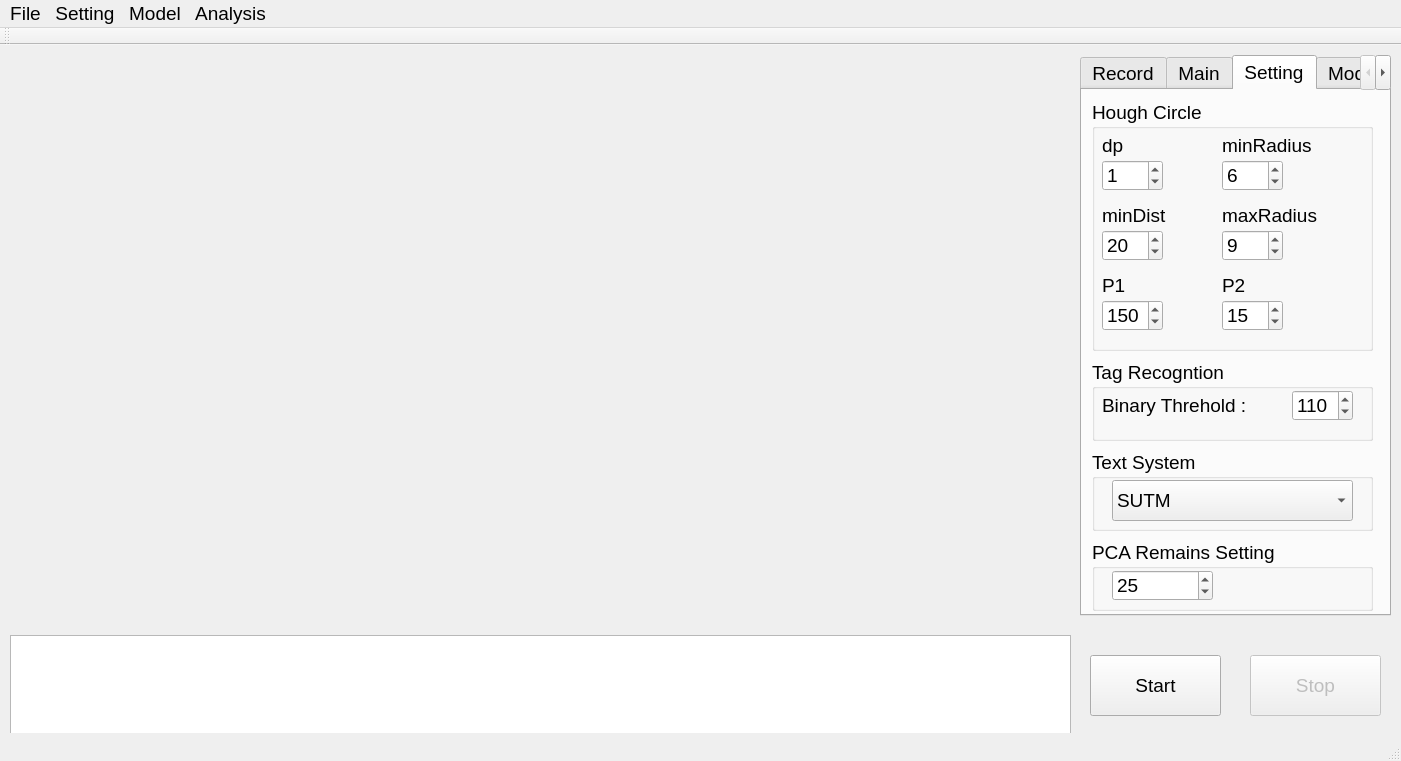
jefftsai8049/In-hive_Honey_Bee_Monitoring_System, file mainwindow.ui: the form before one commit.
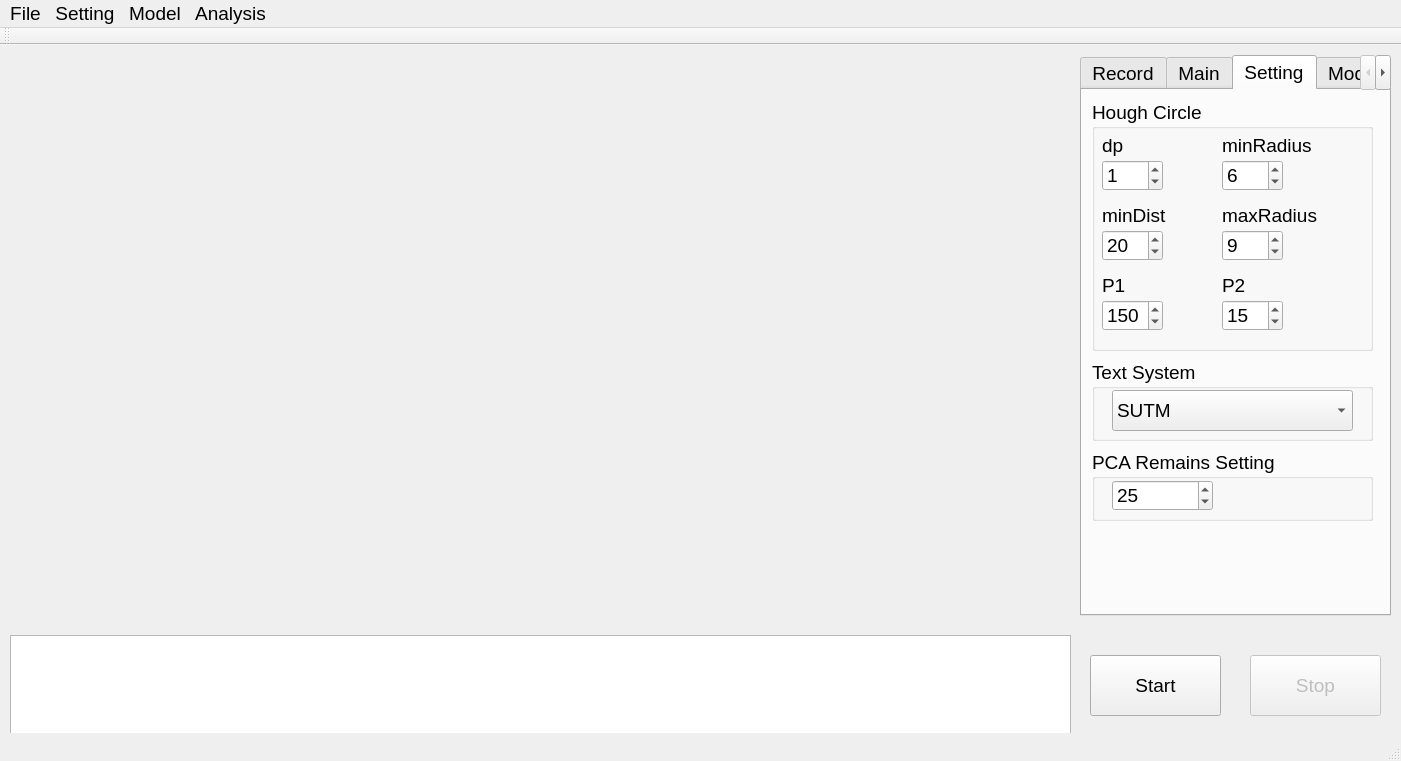
The form after the commit. Icons and pictures are not drawn. Custom widgets are drawn as their Qt base class.

The edit to the form file:
```diff
--- a/mainwindow.ui
+++ b/mainwindow.ui
@@ -523,53 +523,11 @@
        </property>
       </widget>
      </widget>
-     <widget class="QGroupBox" name="groupBox_2">
-      <property name="geometry">
-       <rect>
-        <x>10</x>
-        <y>270</y>
-        <width>281</width>
-        <height>81</height>
-       </rect>
-      </property>
-      <property name="title">
-       <string>Tag Recogntion</string>
-      </property>
-      <widget class="QSpinBox" name="binarythreshold_spinBox">
-       <property name="geometry">
-        <rect>
-         <x>200</x>
-         <y>30</y>
-         <width>61</width>
-         <height>31</height>
-        </rect>
-       </property>
-       <property name="maximum">
-        <number>255</number>
-       </property>
-       <property name="value">
-        <number>110</number>
-       </property>
-      </widget>
-      <widget class="QLabel" name="label_8">
-       <property name="geometry">
-        <rect>
-         <x>10</x>
-         <y>30</y>
-         <width>181</width>
-         <height>31</height>
-        </rect>
-       </property>
-       <property name="text">
-        <string>Binary Threhold :</string>
-       </property>
-      </widget>
-     </widget>
      <widget class="QGroupBox" name="groupBox_4">
       <property name="geometry">
        <rect>
         <x>10</x>
-        <y>360</y>
+        <y>270</y>
         <width>281</width>
         <height>81</height>
        </rect>
@@ -607,7 +565,7 @@
       <property name="geometry">
        <rect>
         <x>10</x>
-        <y>450</y>
+        <y>360</y>
         <width>281</width>
         <height>71</height>
        </rect>
```
